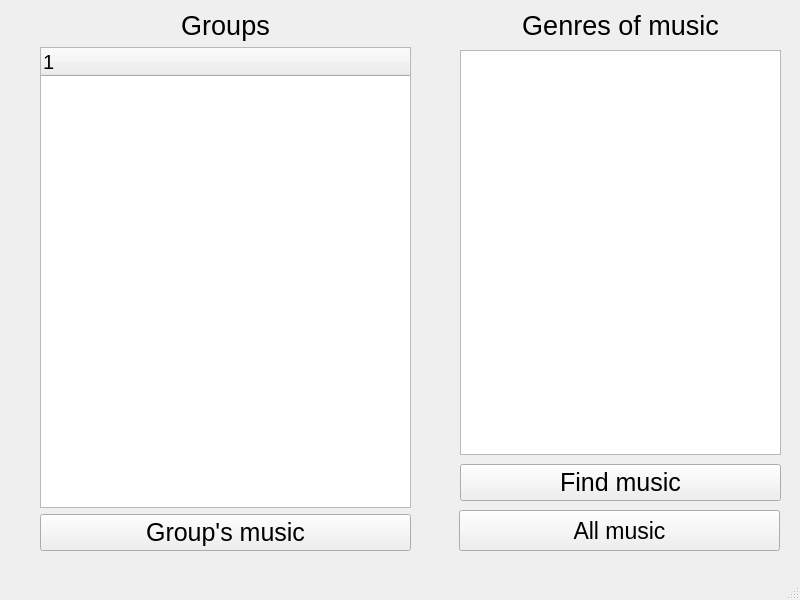
Above: mainwindow.ui from vetalmon20/OOP_2nd_Course_EXAM before the change. Below: the same form after it.
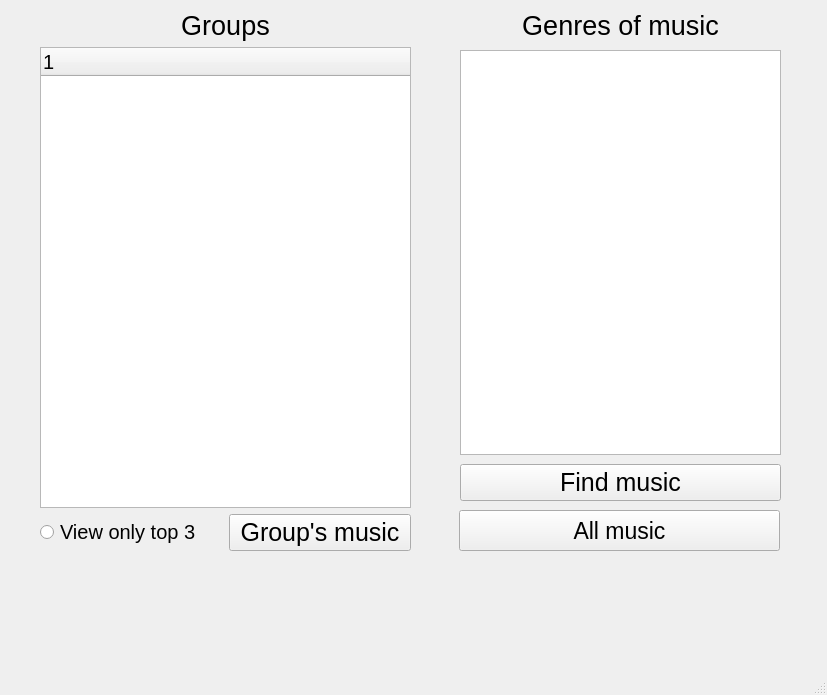
That is the form after the change.

Diff of the .ui file:
```diff
--- a/mainwindow.ui
+++ b/mainwindow.ui
@@ -6,8 +6,8 @@
    <rect>
     <x>0</x>
     <y>0</y>
-    <width>800</width>
-    <height>600</height>
+    <width>827</width>
+    <height>695</height>
    </rect>
   </property>
   <property name="windowTitle">
@@ -105,6 +105,20 @@
       </widget>
      </item>
      <item>
+      <layout class="QHBoxLayout" name="horizontalLayout">
+       <item>
+        <widget class="QRadioButton" name="top3">
+         <property name="font">
+          <font>
+           <pointsize>15</pointsize>
+          </font>
+         </property>
+         <property name="text">
+          <string>View only top 3</string>
+         </property>
+        </widget>
+       </item>
+       <item>
       <widget class="QPushButton" name="groups_music">
        <property name="font">
         <font>
@@ -117,6 +131,8 @@
       </widget>
      </item>
     </layout>
+     </item>
+    </layout>
    </widget>
    <widget class="QPushButton" name="all_music">
     <property name="geometry">
```
Left out of the diff: 2 changed lines with no effect on the pictures. Lines whose indentation alone changed are shown as unchanged.
